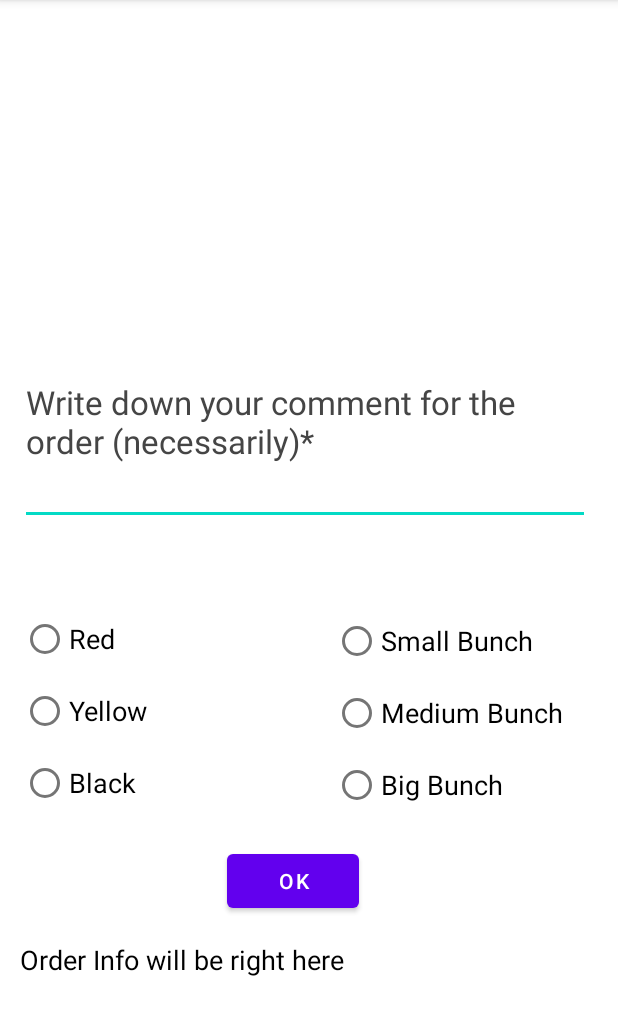
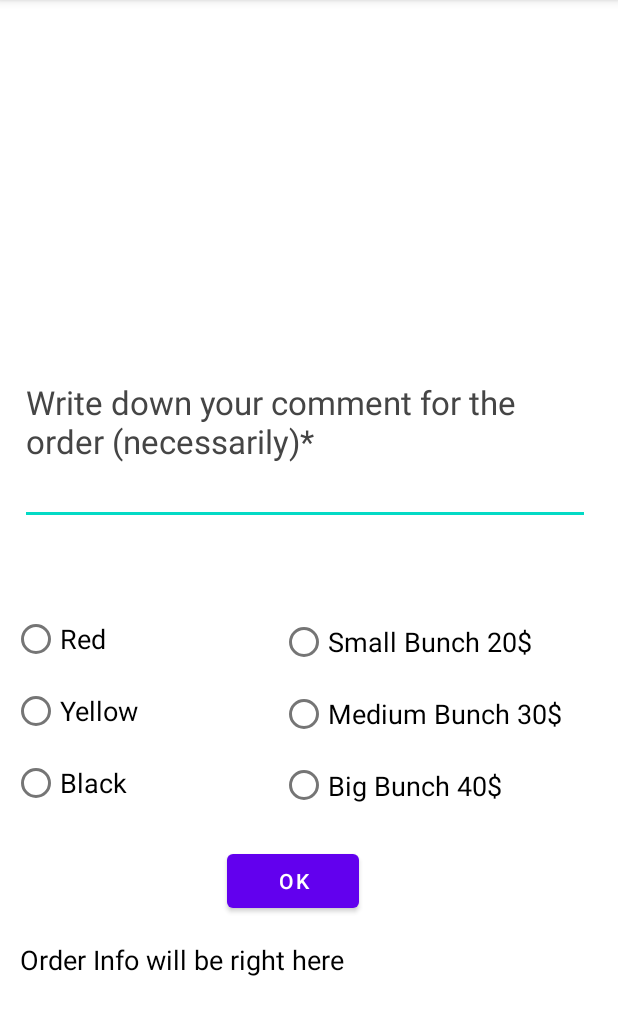
Before and after one commit to cyberpOOP/IO-03_Vlad_Haidysh_Android, an Android app: the screen it shows after launch (MainActivity), on a phone screen of 412 x 824 dp, the part 84-1119 px from its top. Run offline under Robolectric (Android 15) with nearby library versions, the phone set to English and light mode, and no system bars.

Commit message:
added price to size buttons

```diff
--- a/TEMP/app/src/main/res/layout/activity_main.xml
+++ b/TEMP/app/src/main/res/layout/activity_main.xml
@@ -22,8 +22,8 @@
 
     <RadioGroup
         android:id="@+id/RadioSize"
-        android:layout_width="173dp"
-        android:layout_height="144dp"
+        android:layout_width="211dp"
+        android:layout_height="143dp"
         android:layout_marginBottom="80dp"
         app:layout_constraintBottom_toTopOf="@+id/textView"
         app:layout_constraintEnd_toEndOf="parent"
--- a/TEMP/app/src/main/res/values/strings.xml
+++ b/TEMP/app/src/main/res/values/strings.xml
@@ -2,9 +2,9 @@
     <string name="app_name">TEMP</string>
     <string name="TextView">Order Info will be right here</string>
     <string name="TextField">Write down your comment for the order (necessarily)*</string>
-    <string name="small_bunch">Small Bunch</string>
-    <string name="medium_bunch">Medium Bunch</string>
-    <string name="big_bunch">Big Bunch</string>
+    <string name="small_bunch">Small Bunch 20$</string>
+    <string name="medium_bunch">Medium Bunch 30$</string>
+    <string name="big_bunch">Big Bunch 40$</string>
     <string name="ButtonOK">OK</string>
     <string name="red">Red</string>
     <string name="yellow">Yellow</string>
```
